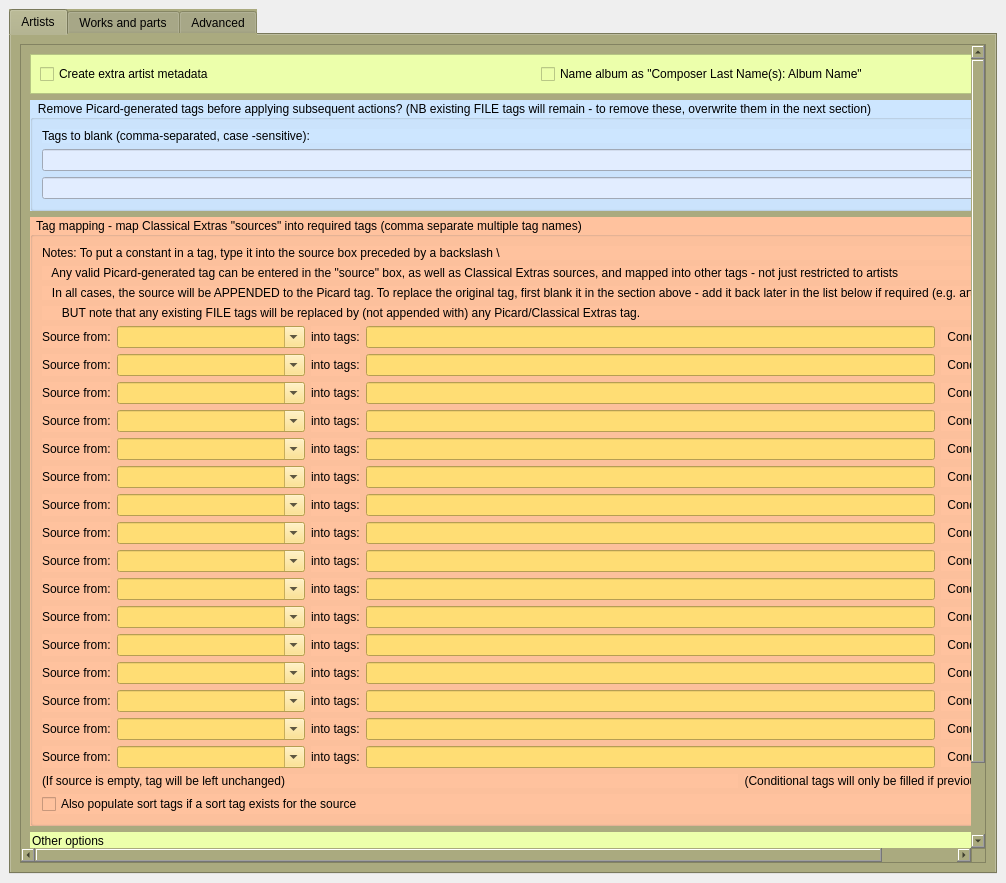
The window that plugins/classical_extras/classical_extras/options_classical_extras.ui (metabrainz/picard-plugins) describes before a commit, drawn with Qt 5.
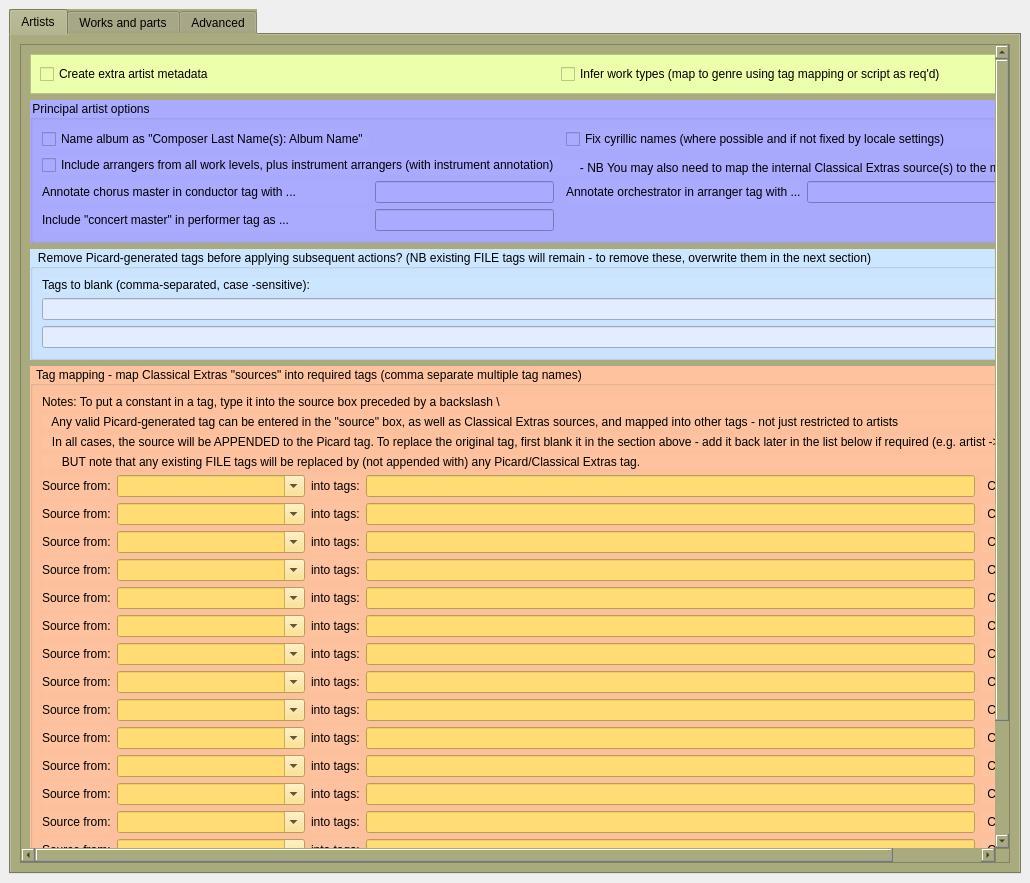
The same window after the commit.

What changed in the file:
```diff
--- a/plugins/classical_extras/classical_extras/options_classical_extras.ui
+++ b/plugins/classical_extras/classical_extras/options_classical_extras.ui
@@ -6,7 +6,7 @@
    <rect>
     <x>0</x>
     <y>0</y>
-    <width>1006</width>
+    <width>1030</width>
     <height>883</height>
    </rect>
   </property>
@@ -52,8 +52,8 @@
            <rect>
             <x>0</x>
             <y>0</y>
-            <width>945</width>
-            <height>839</height>
+            <width>969</width>
+            <height>893</height>
            </rect>
           </property>
           <property name="acceptDrops">
@@ -80,12 +80,82 @@
                </widget>
               </item>
               <item>
+               <widget class="QCheckBox" name="cea_genres">
+                <property name="text">
+                 <string>Infer work types (map to genre using tag mapping or script as req'd)</string>
+                </property>
+               </widget>
+              </item>
+             </layout>
+            </widget>
+           </item>
+           <item>
+            <widget class="QGroupBox" name="groupBox_5">
+             <property name="styleSheet">
+              <string notr="true">background-color: rgb(170, 170, 255);</string>
+             </property>
+             <property name="title">
+              <string>Principal artist options</string>
+             </property>
+             <layout class="QGridLayout" name="gridLayout">
+              <item row="3" column="4">
+               <widget class="QLineEdit" name="cea_orchestrator"/>
+              </item>
+              <item row="0" column="0">
                <widget class="QCheckBox" name="cea_composer_album">
                 <property name="text">
                  <string>Name album as &quot;Composer Last Name(s): Album Name&quot;</string>
                 </property>
                </widget>
               </item>
+              <item row="1" column="0" rowspan="2" colspan="3">
+               <widget class="QCheckBox" name="cea_arrangers">
+                <property name="text">
+                 <string>Include arrangers from all work levels, plus instrument arrangers (with instrument annotation)</string>
+                </property>
+               </widget>
+              </item>
+              <item row="4" column="0">
+               <widget class="QLabel" name="label_46">
+                <property name="text">
+                 <string>Include &quot;concert master&quot; in performer tag as ...</string>
+                </property>
+               </widget>
+              </item>
+              <item row="3" column="0">
+               <widget class="QLabel" name="label_44">
+                <property name="text">
+                 <string>Annotate chorus master in conductor tag with ...</string>
+                </property>
+               </widget>
+              </item>
+              <item row="3" column="3">
+               <widget class="QLabel" name="label_45">
+                <property name="text">
+                 <string>Annotate orchestrator in arranger tag with ...</string>
+                </property>
+               </widget>
+              </item>
+              <item row="0" column="3" colspan="2">
+               <widget class="QCheckBox" name="cea_cyrillic">
+                <property name="text">
+                 <string>Fix cyrillic names (where possible and if not fixed by locale settings)</string>
+                </property>
+               </widget>
+              </item>
+              <item row="2" column="2" colspan="3">
+               <widget class="QLabel" name="label_19">
+                <property name="text">
+                 <string>      - NB You may also need to map the internal Classical Extras source(s) to the matching tag(s)</string>
+                </property>
+               </widget>
+              </item>
+              <item row="4" column="1">
+               <widget class="QLineEdit" name="cea_concertmaster"/>
+              </item>
+              <item row="3" column="1">
+               <widget class="QLineEdit" name="cea_chorusmaster"/>
+              </item>
              </layout>
             </widget>
            </item>
@@ -2160,46 +2230,6 @@
              </layout>
             </widget>
            </item>
-           <item>
-            <widget class="QGroupBox" name="groupBox_5">
-             <property name="styleSheet">
-              <string notr="true">background-color: rgb(236, 255, 171);</string>
-             </property>
-             <property name="title">
-              <string>Other options</string>
-             </property>
-             <layout class="QGridLayout" name="gridLayout">
-              <item row="0" column="0">
-               <widget class="QCheckBox" name="cea_arrangers">
-                <property name="text">
-                 <string>Include arrangers from all work levels, plus instrument arrangers</string>
-                </property>
-               </widget>
-              </item>
-              <item row="1" column="1">
-               <widget class="QLabel" name="label_19">
-                <property name="text">
-                 <string>      - NB You may also need to map the internal Classical Extras source(s) to the matching tag(s)</string>
-                </property>
-               </widget>
-              </item>
-              <item row="0" column="1">
-               <widget class="QCheckBox" name="cea_cyrillic">
-                <property name="text">
-                 <string>Fix cyrillic names (where possible and if not fixed by locale settings)</string>
-                </property>
-               </widget>
-              </item>
-              <item row="1" column="0">
-               <widget class="QCheckBox" name="cea_genres">
-                <property name="text">
-                 <string>Infer work types (map to genre using tag mapping or script as req'd)</string>
-                </property>
-               </widget>
-              </item>
-             </layout>
-            </widget>
-           </item>
           </layout>
          </widget>
         </widget>
```
Left out of the diff: 12 changed lines with no effect on the pictures.
